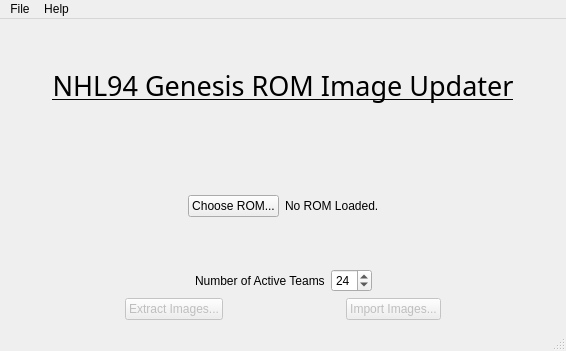
Chaos81/nhl94-image-updater, file Image_Updater/IUGui.ui: the form before one commit.
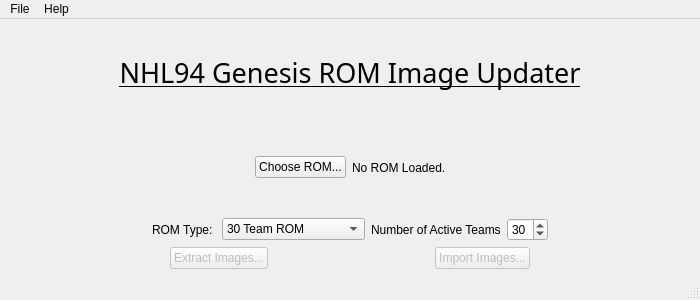
The form after the commit.

The edit to the form file:
```diff
--- a/Image_Updater/IUGui.ui
+++ b/Image_Updater/IUGui.ui
@@ -6,10 +6,28 @@
    <rect>
     <x>0</x>
     <y>0</y>
-    <width>566</width>
-    <height>351</height>
+    <width>700</width>
+    <height>300</height>
    </rect>
   </property>
+  <property name="sizePolicy">
+   <sizepolicy hsizetype="Fixed" vsizetype="Fixed">
+    <horstretch>0</horstretch>
+    <verstretch>0</verstretch>
+   </sizepolicy>
+  </property>
+  <property name="minimumSize">
+   <size>
+    <width>700</width>
+    <height>300</height>
+   </size>
+  </property>
+  <property name="maximumSize">
+   <size>
+    <width>700</width>
+    <height>300</height>
+   </size>
+  </property>
   <property name="windowTitle">
    <string>NHL '94 Genesis ROM Image Updater</string>
   </property>
@@ -111,6 +129,42 @@
           </property>
          </spacer>
         </item>
+        <item>
+         <widget class="QLabel" name="typeLbl">
+          <property name="text">
+           <string>ROM Type: </string>
+          </property>
+         </widget>
+        </item>
+        <item>
+         <widget class="QComboBox" name="romType">
+          <property name="sizePolicy">
+           <sizepolicy hsizetype="Expanding" vsizetype="Fixed">
+            <horstretch>0</horstretch>
+            <verstretch>0</verstretch>
+           </sizepolicy>
+          </property>
+          <property name="minimumSize">
+           <size>
+            <width>0</width>
+            <height>0</height>
+           </size>
+          </property>
+          <property name="editable">
+           <bool>false</bool>
+          </property>
+          <item>
+           <property name="text">
+            <string>30 Team ROM</string>
+           </property>
+          </item>
+          <item>
+           <property name="text">
+            <string>32 Team ROM</string>
+           </property>
+          </item>
+         </widget>
+        </item>
         <item>
          <widget class="QLabel" name="numTeamLabel">
           <property name="text">
@@ -121,10 +175,10 @@
         <item>
          <widget class="QSpinBox" name="numTeams">
           <property name="maximum">
-           <number>30</number>
+           <number>32</number>
           </property>
           <property name="value">
-           <number>24</number>
+           <number>30</number>
           </property>
          </widget>
         </item>
@@ -220,7 +274,7 @@
     <rect>
      <x>0</x>
      <y>0</y>
-     <width>566</width>
+     <width>700</width>
      <height>24</height>
     </rect>
    </property>
```
Left out of the diff: 2 changed lines with no effect on the pictures.
